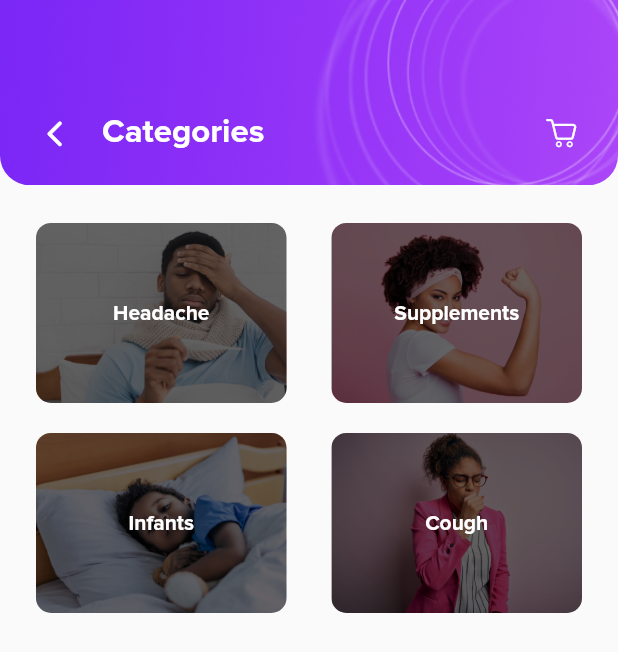
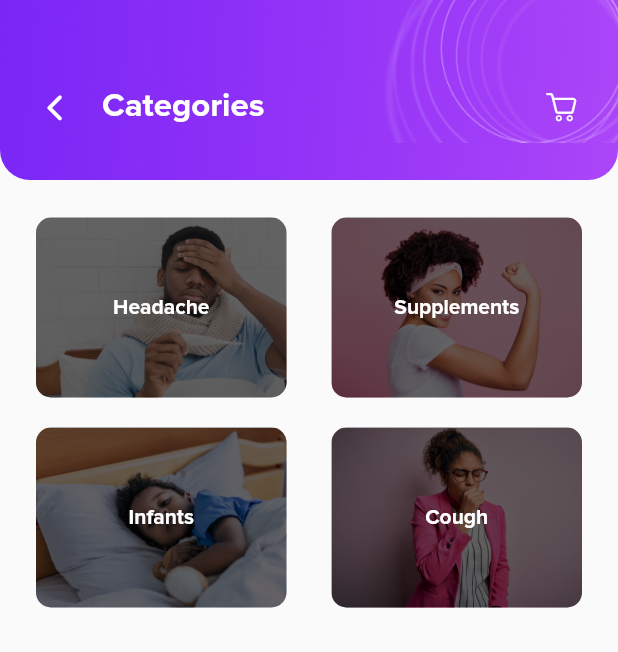
Before and after one commit to samuelezedi/dro_hometest, a Flutter app: the screen it shows after launch, after a tap on "VIEW ALL", on a phone screen of 412 x 824 dp. Shown: the top 652 px of the screen. Run offline on Flutter 3.47's test engine with Material 2 defaults, Android fonts, the phone set to English and light mode, and no system bars; our stand-ins replace equatable, flutter_bloc, flutter_screenutil, get_it, injectable, timeago.

Commit message:
added more features

```diff
--- a/lib/core/global/widgets/buttons_widgets.dart
+++ b/lib/core/global/widgets/buttons_widgets.dart
@@ -5,7 +5,7 @@ import 'package:flutter/material.dart';
 
 class GButtons {
   static Widget purpleGradient(String text, Function() onTap) {
-    return GestureDetector(
+    return InkWell(
       onTap: () {
         onTap();
       },
@@ -35,7 +35,7 @@ class GButtons {
   }
 
   static Widget purpleOutlined(String text, Function() onTap) {
-    return GestureDetector(
+    return InkWell(
       onTap: () {
         onTap();
       },
--- a/lib/core/global/widgets/global_header_widget.dart
+++ b/lib/core/global/widgets/global_header_widget.dart
@@ -1,3 +1,5 @@
+import 'dart:io';
+
 import 'package:dro_hometest/core/global/extensions/number_extensions.dart';
 import 'package:dro_hometest/core/global/widgets/search_bar_widget.dart';
 import 'package:dro_hometest/home_test_icon_icons.dart';
@@ -10,6 +12,8 @@ class GlobalHeader extends StatelessWidget {
       required this.searchController,
       this.showSearchBar = false,
       this.showLeadingWidget = true,
+      this.leadingIconShow = false,
+      this.trailingIconShow = true,
       this.icon,
       this.onChange,
       Key? key})
@@ -20,23 +24,23 @@ class GlobalHeader extends StatelessWidget {
   final Widget? icon;
   TextEditingController searchController;
   Function(String v)? onChange;
+  final bool leadingIconShow;
+  final bool trailingIconShow;
 
   @override
   Widget build(BuildContext context) {
     return Container(
-      height: showSearchBar
-          ? MediaQuery.of(context).size.height * 0.20
-          : MediaQuery.of(context).size.height * 0.15,
+      height: showSearchBar ? MediaQuery.of(context).size.height : 120,
+      padding: const EdgeInsets.only(bottom: 25),
       child: Stack(
         children: [
           Row(
               mainAxisAlignment: MainAxisAlignment.end,
               children: [Image.asset('assets/images/circles.png')]),
-          Padding(
-            padding: const EdgeInsets.symmetric(vertical: 24),
+          SizedBox(
             child: Column(
+              mainAxisAlignment: MainAxisAlignment.end,
               children: [
-                40.verticalGap,
                 Row(
                   children: [
                     if (showLeadingWidget)
@@ -51,6 +55,10 @@ class GlobalHeader extends StatelessWidget {
                         ),
                       ),
                     20.horizontalGap,
+                    if (leadingIconShow)
+                      const Icon(HomeTestIcon.cart,
+                          color: Colors.white, size: 25),
+                    if (leadingIconShow) 15.horizontalGap,
                     Text(
                       headerTitle,
                       style: const TextStyle(
@@ -61,6 +69,7 @@ class GlobalHeader extends StatelessWidget {
                     Expanded(
                       child: Container(),
                     ),
+                    if (trailingIconShow)
                       IconButton(
                         onPressed: () {},
                         icon: icon ??
--- a/lib/features/hometest/presentation/pages/pharmacy_page.dart
+++ b/lib/features/hometest/presentation/pages/pharmacy_page.dart
@@ -61,14 +61,18 @@ class _PharmacyPageState extends State<PharmacyPage> {
         onTap: (index) {},
       ),
       backgroundColor: Colors.white,
+      appBar: AppBar(
+        elevation: 0,
+        toolbarHeight: 150,
+        flexibleSpace: Header(
+          searchController: searchText,
+          onChange: (value) {
+            initiateSearch(value);
+          },
+        ),
+      ),
       body: SingleChildScrollView(
         child: Column(children: [
-          Header(
-            searchController: searchText,
-            onChange: (value) {
-              initiateSearch(value);
-            },
-          ),
           showSearching
               ? SearchResult(
                   list: tempSearchStore,
--- a/lib/features/hometest/presentation/widgets/header.dart
+++ b/lib/features/hometest/presentation/widgets/header.dart
@@ -12,16 +12,16 @@ class Header extends StatelessWidget {
   @override
   Widget build(BuildContext context) {
     return SizedBox(
-      height: 240,
       child: Stack(
         children: [
-          Positioned(
-            top: 153,
-            child: Container(
+          Container(
             width: MediaQuery.of(context).size.width,
             color: const Color(0xFFF2F2F2),
-              padding: const EdgeInsets.only(left: 24, bottom: 20, top: 50),
-              child: Row(
+            padding: const EdgeInsets.only(left: 24, bottom: 10, top: 20),
+            child: Column(
+              mainAxisAlignment: MainAxisAlignment.end,
+              children: [
+                Row(
                   children: const [
                     Icon(
                       HomeTestIcon.location_pin,
@@ -40,6 +40,7 @@ class Header extends StatelessWidget {
                     )
                   ],
                 ),
+              ],
             ),
           ),
           GlobalHeader(
```
Also changed, not shown: lib/core/global/widgets/cart_list_tile_widget.dart (added, +18 -0 lines), lib/core/global/widgets/global_widgets.dart (+8 -4 lines), lib/features/hometest/presentation/pages/cart_page.dart (+17 -1 lines), lib/features/hometest/presentation/pages/drug_detail_page.dart (+10 -2 lines). Lines whose indentation alone changed are shown as unchanged.
